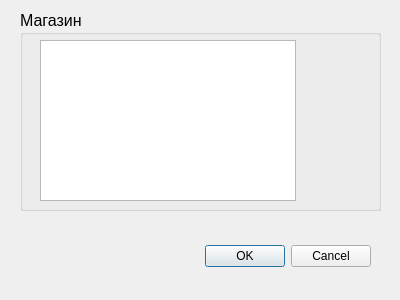
Qt form shopwindow.ui (adildikov/Game_QT) before a commit.
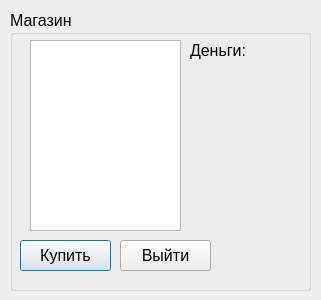
The same form after that commit.

What changed in the file:
```diff
--- a/shopwindow.ui
+++ b/shopwindow.ui
@@ -6,36 +6,20 @@
    <rect>
     <x>0</x>
     <y>0</y>
-    <width>400</width>
+    <width>321</width>
     <height>300</height>
    </rect>
   </property>
   <property name="windowTitle">
    <string>Dialog</string>
   </property>
-  <widget class="QDialogButtonBox" name="buttonBox">
-   <property name="geometry">
-    <rect>
-     <x>30</x>
-     <y>240</y>
-     <width>341</width>
-     <height>32</height>
-    </rect>
-   </property>
-   <property name="orientation">
-    <enum>Qt::Horizontal</enum>
-   </property>
-   <property name="standardButtons">
-    <set>QDialogButtonBox::Cancel|QDialogButtonBox::Ok</set>
-   </property>
-  </widget>
   <widget class="QGroupBox" name="ShopBox">
    <property name="geometry">
     <rect>
-     <x>20</x>
+     <x>10</x>
      <y>10</y>
-     <width>361</width>
-     <height>201</height>
+     <width>301</width>
+     <height>281</height>
     </rect>
    </property>
    <property name="font">
@@ -51,8 +35,8 @@
      <rect>
       <x>20</x>
       <y>30</y>
-      <width>256</width>
-      <height>161</height>
+      <width>151</width>
+      <height>191</height>
      </rect>
     </property>
     <property name="font">
@@ -61,6 +45,58 @@
      </font>
     </property>
    </widget>
+   <widget class="QPushButton" name="Buy">
+    <property name="geometry">
+     <rect>
+      <x>10</x>
+      <y>230</y>
+      <width>91</width>
+      <height>31</height>
+     </rect>
+    </property>
+    <property name="text">
+     <string>Купить</string>
+    </property>
+   </widget>
+   <widget class="QPushButton" name="Exit">
+    <property name="geometry">
+     <rect>
+      <x>110</x>
+      <y>230</y>
+      <width>91</width>
+      <height>31</height>
+     </rect>
+    </property>
+    <property name="text">
+     <string>Выйти</string>
+    </property>
+   </widget>
+   <widget class="QLabel" name="MoneyTag">
+    <property name="geometry">
+     <rect>
+      <x>180</x>
+      <y>30</y>
+      <width>101</width>
+      <height>21</height>
+     </rect>
+    </property>
+    <property name="text">
+     <string>Деньги:</string>
+    </property>
+   </widget>
+   <widget class="QLabel" name="MoneyValue">
+    <property name="geometry">
+     <rect>
+      <x>180</x>
+      <y>60</y>
+      <width>101</width>
+      <height>21</height>
+     </rect>
+    </property>
+    <property name="text">
+     <string/>
+    </property>
+   </widget>
   </widget>
  </widget>
  <resources/>
```
Left out of the diff: 35 changed lines with no effect on the pictures.
